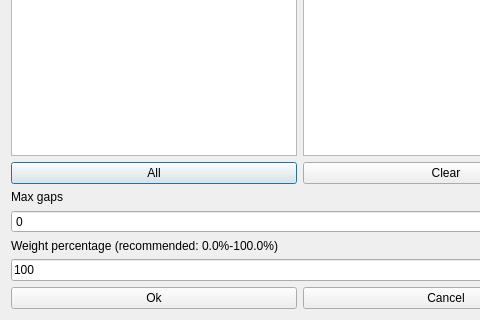
The window that fet/src/interface/modifyconstraintmaxgapsbetweenactivitiesform_template.ui (vonmecheln/fet) describes before a commit, drawn with Qt 5; both pictures show x 0 to 480 and y 213 to 533 of the 600 by 533 pixel window.
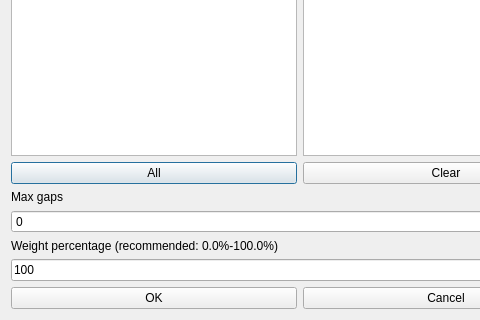
The same window after the commit.

Patch:
```diff
--- a/fet/src/interface/modifyconstraintmaxgapsbetweenactivitiesform_template.ui
+++ b/fet/src/interface/modifyconstraintmaxgapsbetweenactivitiesform_template.ui
@@ -194,7 +194,7 @@
      <item>
       <widget class="QPushButton" name="okPushButton">
        <property name="text">
-        <string>Ok</string>
+        <string>OK</string>
        </property>
       </widget>
      </item>
```
